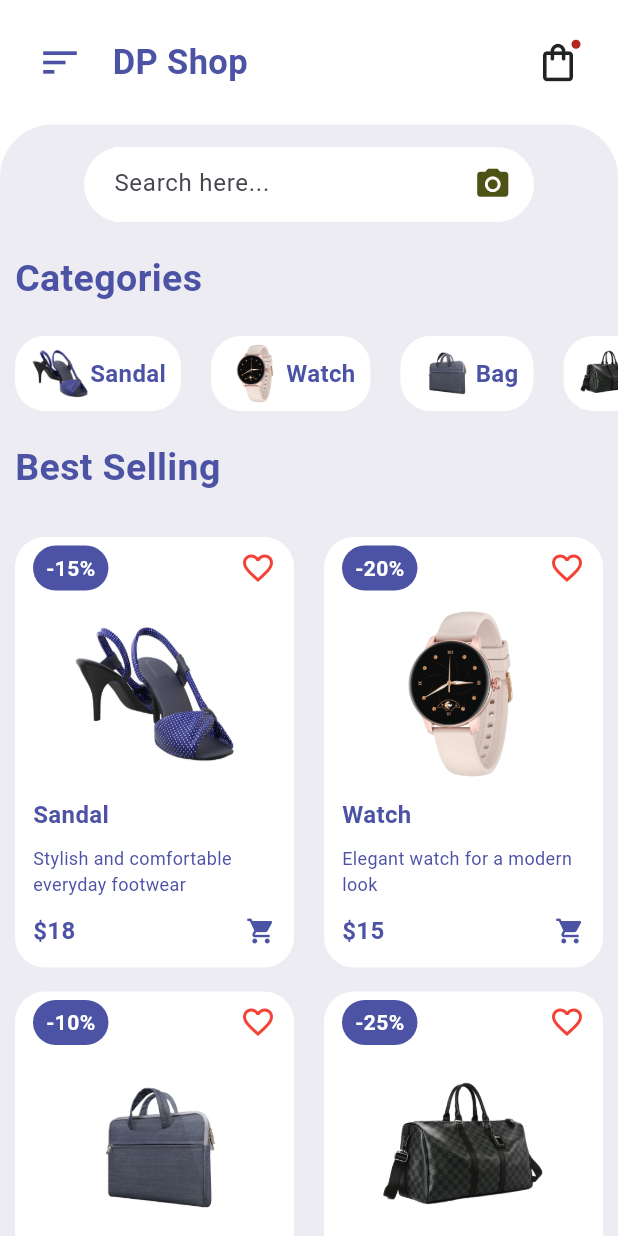
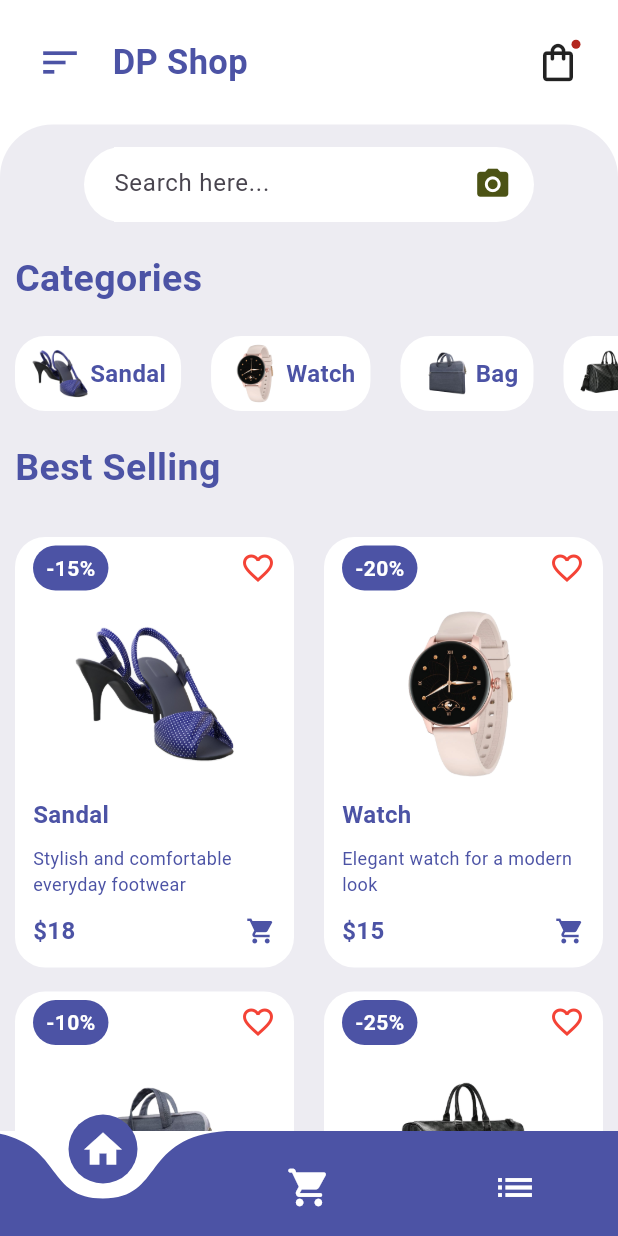
Before and after one commit to wahidc/flutter-ui-design, a Flutter app: the screen it shows after launch, on a phone screen of 412 x 824 dp. Run offline on Flutter 3.47's test engine with Material 3 defaults, Android fonts, the phone set to English and light mode, and no system bars; drawn by our look-alikes of curved_navigation_bar; our stand-ins replace flutter_rating_bar; missing offline and left inert: clippy_flutter.

Commit message:
Add CurvedNavigationBar to HomePage and update dependencies

```diff
--- a/shopping_app_02/lib/Pages/home_page.dart
+++ b/shopping_app_02/lib/Pages/home_page.dart
@@ -1,3 +1,4 @@
+import 'package:curved_navigation_bar/curved_navigation_bar.dart';
 import 'package:flutter/material.dart';
 import 'package:shopping_app_02/Widget/categories_widget.dart';
 import 'package:shopping_app_02/Widget/home_app_bar.dart';
@@ -91,6 +92,17 @@ class HomePage extends StatelessWidget {
           ),
         ],
       ),
+      bottomNavigationBar: CurvedNavigationBar(
+        backgroundColor: Colors.transparent,
+        onTap: (index) {},
+        height: 70,
+        color: Color(0xFF4C53A5),
+        items: [
+          Icon(Icons.home, size: 30, color: Colors.white,),
+          Icon(Icons.shopping_cart_rounded, size: 30, color: Colors.white,),
+          Icon(Icons.list, size: 30, color: Colors.white,),
+        ],
+      ),
     );
   }
 }
--- a/shopping_app_02/pubspec.yaml
+++ b/shopping_app_02/pubspec.yaml
@@ -30,6 +30,7 @@ environment:
 dependencies:
   flutter:
     sdk: flutter
+  curved_navigation_bar: ^1.0.6
 
 
   # The following adds the Cupertino Icons font to your application.
```
Also changed, not shown: shopping_app_02/pubspec.lock.
